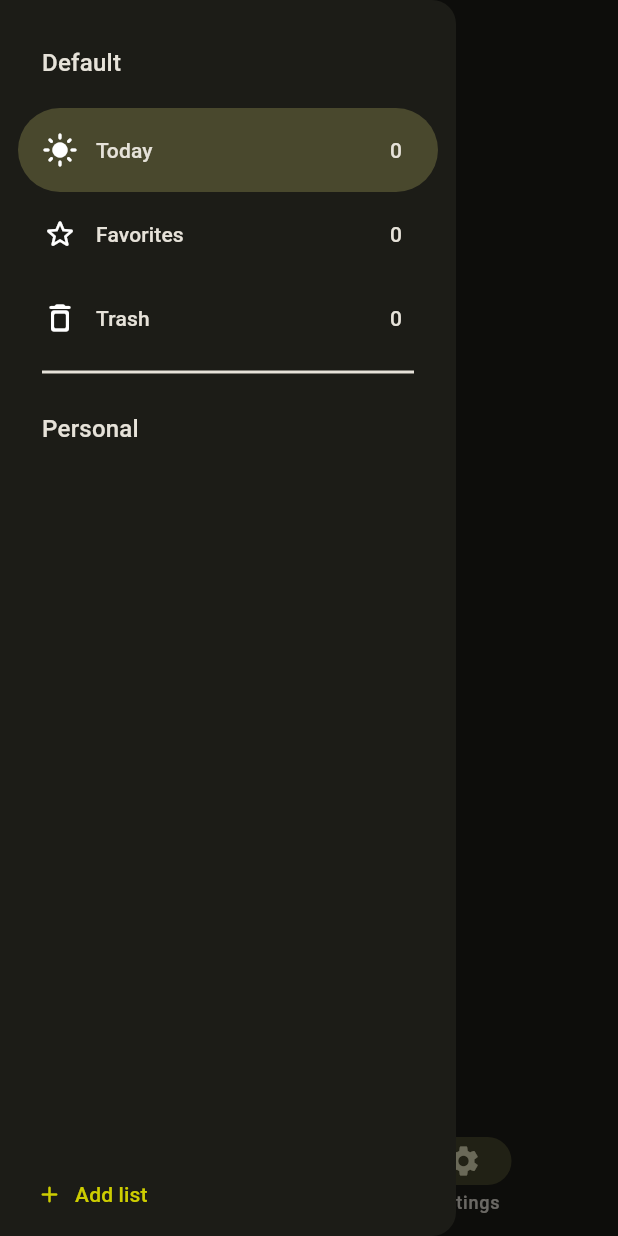
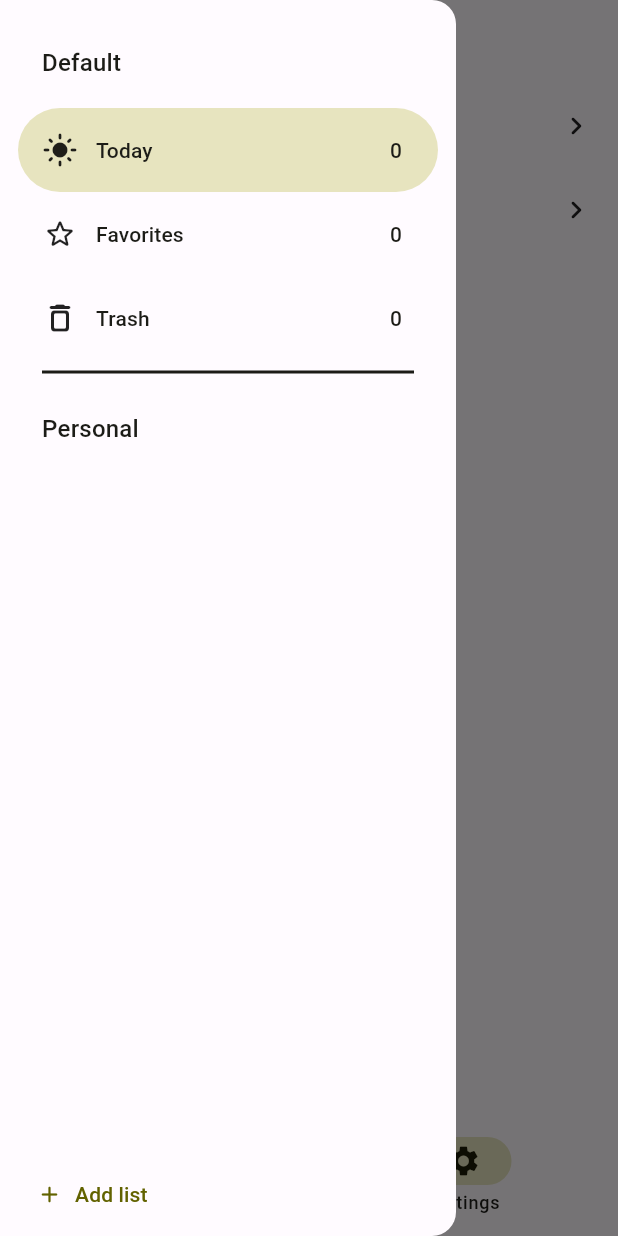
Before and after one commit to kite-user/done, a Flutter app: the screen it shows after launch, item 2 of the bottom bar chosen, with the side drawer open, on a phone screen of 412 x 824 dp. Run offline on Flutter 3.47's test engine with Material 2 defaults, Android fonts, the phone set to English and light mode, and no system bars; our stand-ins replace equatable, shared_preferences, sqflite; accounts and stored records are empty.

Commit message:
complete theme mode

```diff
--- a/lib/src/controllers/app_state.dart
+++ b/lib/src/controllers/app_state.dart
@@ -1,14 +1,31 @@
-import 'package:flutter/widgets.dart';
+import 'package:flutter/material.dart';
+import 'package:shared_preferences/shared_preferences.dart';
 
 class AppState extends ChangeNotifier {
+  final SharedPreferences _prefs;
+
+  AppState(this._prefs);
+  List<String> get defaultId => ['today', 'favorites', 'trash'];
+
   Map<String, String> _currentList = {'id': 'today', 'name': 'Today'};
-
   String get currentListId => _currentList['id'] ?? '';
   String get currentListName => _currentList['name'] ?? '';
-  List<String> get defaultId => ['today', 'favorites', 'trash'];
+
+  late ThemeMode _themeMode;
+  ThemeMode get themeMode => _themeMode;
+
+  void loadData() {
+    _themeMode = ThemeMode.values.elementAt(_prefs.getInt('theme') ?? 0);
+  }
 
   void changeListId({id, name}) {
     _currentList = {'id': id, 'name': name};
     notifyListeners();
   }
+
+  Future<void> changeThemeMode(ThemeMode mode) async {
+    await _prefs.setInt('theme', mode.index);
+    _themeMode = mode;
+    notifyListeners();
+  }
 }
--- a/lib/src/ui/app/done_app.dart
+++ b/lib/src/ui/app/done_app.dart
@@ -1,7 +1,4 @@
 import 'package:done/src/controllers/app_state.dart';
-import 'package:done/src/controllers/tasklists_controller.dart';
-import 'package:done/src/controllers/tasks_controller.dart';
-import 'package:done/src/repository/app_repository.dart';
 import 'package:done/src/styles/themes.dart';
 import 'package:done/src/ui/app/navigating_point.dart';
 import 'package:flutter/material.dart';
@@ -10,32 +7,19 @@ import 'package:provider/provider.dart';
 class DoneApp extends StatelessWidget {
   const DoneApp({
     super.key,
-    required this.repository,
   });
-
-  final AppRepository repository;
 
   @override
   Widget build(BuildContext context) {
-    final AppState appState = AppState();
+    final themeMode = context.watch<AppState>().themeMode;
 
-    return MultiProvider(
-      providers: [
-        ChangeNotifierProvider(
-          create: (_) => TaskListsController(repository)..loadData(),
-        ),
-        ChangeNotifierProvider(create: (_) => appState),
-        ChangeNotifierProvider(
-            create: (_) => TasksController(repository, appState)..construct()),
-      ],
-      child: MaterialApp(
-        debugShowCheckedModeBanner: false,
-        title: 'Done',
-        theme: AppTheme.lightTheme,
-        darkTheme: AppTheme.darkTheme,
-        themeMode: ThemeMode.dark,
-        home: const NavigatingPoint(),
-      ),
+    return MaterialApp(
+      debugShowCheckedModeBanner: false,
+      title: 'Done',
+      theme: AppTheme.lightTheme,
+      darkTheme: AppTheme.darkTheme,
+      themeMode: themeMode,
+      home: const NavigatingPoint(),
     );
   }
 }
--- a/lib/src/ui/settings/setting_screen.dart
+++ b/lib/src/ui/settings/setting_screen.dart
@@ -1,3 +1,5 @@
+import 'package:done/src/ui/settings/settings_item.dart';
+import 'package:done/src/ui/settings/theme_screen.dart';
 import 'package:flutter/material.dart';
 
 class SettingScreen extends StatelessWidget {
@@ -8,8 +10,27 @@ class SettingScreen extends StatelessWidget {
     return Scaffold(
       backgroundColor: Theme.of(context).colorScheme.background,
       appBar: AppBar(
-        title: const Text('settings'),
+        title: const Text('Settings'),
         centerTitle: true,
+      ),
+      body: SingleChildScrollView(
+        child: Padding(
+          padding: const EdgeInsets.symmetric(horizontal: 16),
+          child: Column(
+            children: [
+              SettingsItem(
+                title: 'Theme',
+                onTap: () => Navigator.push(
+                  context,
+                  MaterialPageRoute(builder: (context) => const ThemeScreen()),
+                ),
+              ),
+              const SettingsItem(
+                title: 'Notifications',
+              ),
+            ],
+          ),
+        ),
       ),
     );
   }
--- /dev/null
+++ b/lib/src/ui/settings/settings_item.dart
@@ -0,0 +1,30 @@
+import 'package:flutter/material.dart';
+
+class SettingsItem extends StatelessWidget {
+  const SettingsItem({
+    Key? key,
+    required this.title,
+    this.onTap,
+  }) : super(key: key);
+
+  final String title;
+  final Function()? onTap;
+
+  @override
+  Widget build(BuildContext context) {
+    return GestureDetector(
+      onTap: onTap,
+      child: SizedBox(
+        height: 56,
+        child: Row(
+          mainAxisAlignment: MainAxisAlignment.spaceBetween,
+          crossAxisAlignment: CrossAxisAlignment.center,
+          children: [
+            Text(title, style: Theme.of(context).textTheme.bodyLarge),
+            const Icon(Icons.chevron_right_rounded),
+          ],
+        ),
+      ),
+    );
+  }
+}
--- a/pubspec.yaml
+++ b/pubspec.yaml
@@ -22,6 +22,7 @@ dependencies:
   path: ^1.8.2
   path_provider: ^2.0.11
   intl: ^0.18.0
+  shared_preferences: ^2.0.15
 
 dev_dependencies:
   flutter_test:
```
Also changed, not shown: lib/main.dart (+23 -4 lines), lib/src/ui/settings/theme_screen.dart (added, +82 -0 lines), pubspec.lock, 1 other file.
